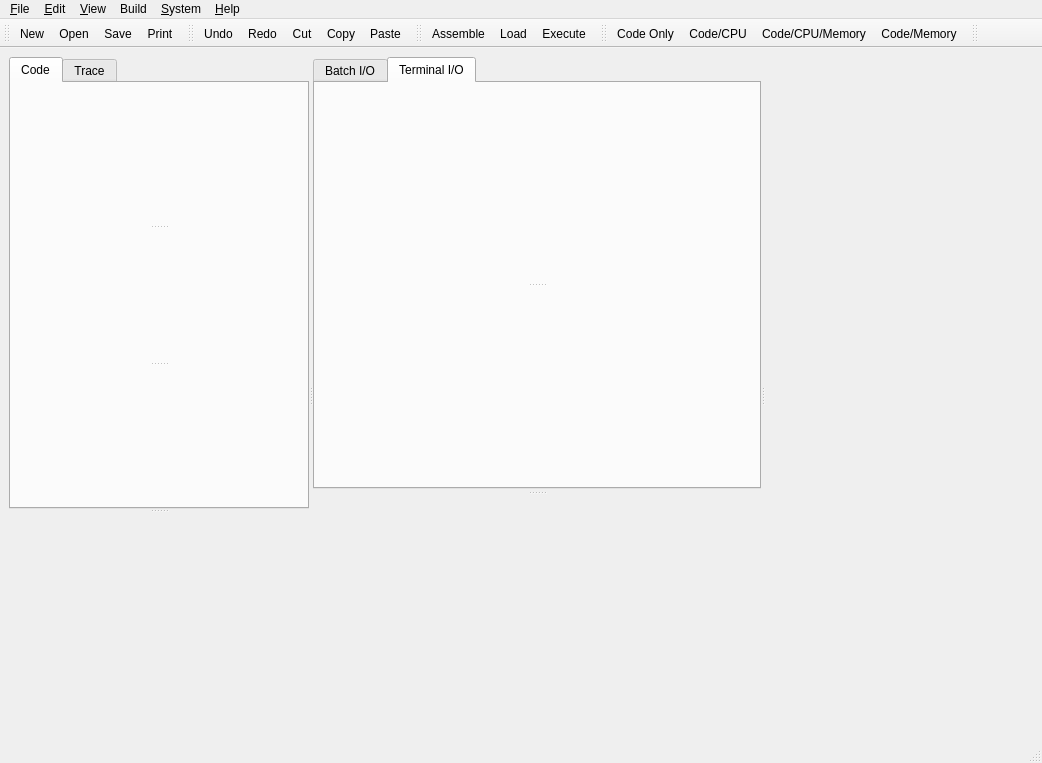
WarlockD/pep8-1, file pep8.ui: the form before one commit.
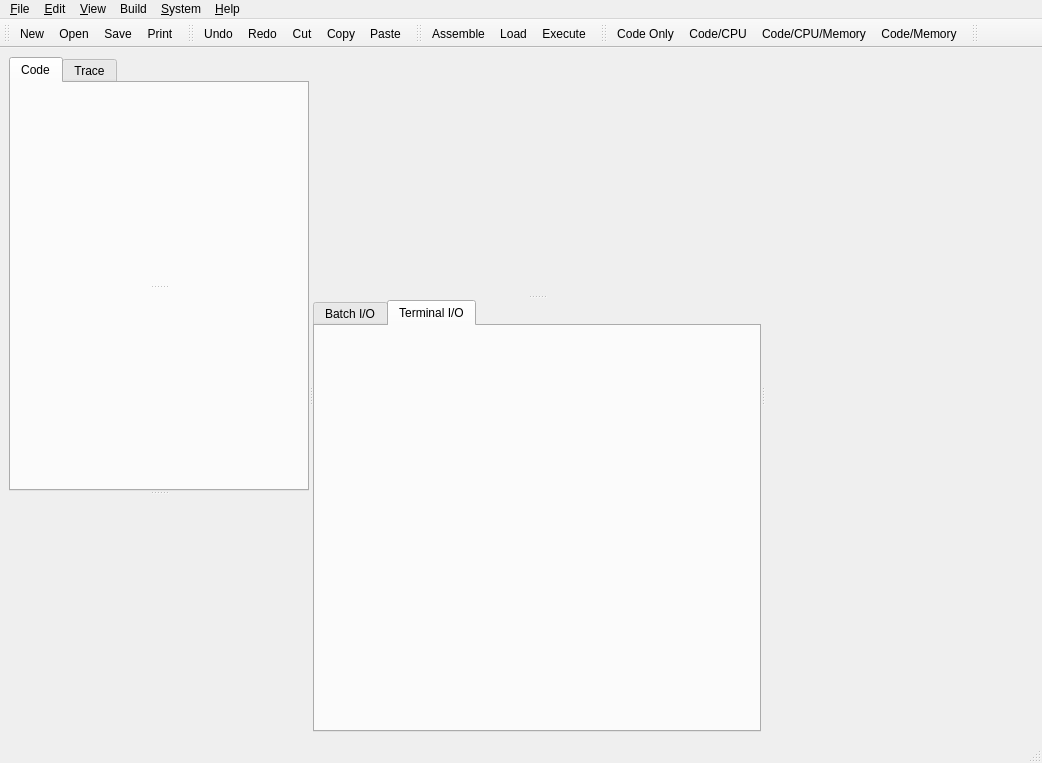
The form after the commit. The open tabs and pages were chosen to show the change. Icons and pictures are not drawn.

What changed in the file:
```diff
--- a/pep8.ui
+++ b/pep8.ui
@@ -61,9 +61,8 @@
             <property name="handleWidth" >
              <number>7</number>
             </property>
-            <widget class="QWidget" native="1" name="CppCodeWidgetSlot" />
-            <widget class="QWidget" native="1" name="SourceCodeWidgetSlot" />
-            <widget class="QWidget" native="1" name="ObjectCodeWidgetSlot" />
+            <widget class="QWidget" name="SourceCodeWidgetPane" native="true"/>
+            <widget class="QWidget" name="ObjectCodeWidgetPane" native="true"/>
            </widget>
           </item>
          </layout>
@@ -85,7 +84,7 @@
          </layout>
         </widget>
        </widget>
-       <widget class="QWidget" native="1" name="AssemblerListingWidgetSlot" />
+       <widget class="QWidget" name="AssemblerListingWidgetPane" native="true"/>
       </widget>
       <widget class="QSplitter" name="verticalSplitter_2" >
        <property name="minimumSize" >
@@ -100,9 +99,10 @@
        <property name="handleWidth" >
         <number>7</number>
        </property>
-       <widget class="QTabWidget" name="pepInputOutputTab" >
-        <property name="currentIndex" >
-         <number>0</number>
+       <widget class="QWidget" name="CpuWidgetPane" native="true"/>
+       <widget class="QTabWidget" name="pepInputOutputTab">
+        <property name="currentIndex">
+         <number>1</number>
         </property>
         <widget class="QWidget" name="pepBatchTab" >
          <attribute name="title" >
@@ -133,27 +133,25 @@
             <property name="orientation" >
              <enum>Qt::Vertical</enum>
             </property>
-            <widget class="QWidget" native="1" name="TerminalWidgetSlot" >
-             <property name="sizePolicy" >
-              <sizepolicy vsizetype="Preferred" hsizetype="Preferred" >
+            <widget class="QWidget" name="TerminalWidgetPane" native="true">
+             <property name="sizePolicy">
+              <sizepolicy hsizetype="Preferred" vsizetype="Preferred">
                <horstretch>0</horstretch>
                <verstretch>0</verstretch>
               </sizepolicy>
              </property>
-             <property name="maximumSize" >
+             <property name="maximumSize">
               <size>
                <width>16777215</width>
                <height>16777215</height>
               </size>
              </property>
             </widget>
-            <widget class="QWidget" native="1" name="unusedWidget_2" />
            </widget>
           </item>
          </layout>
         </widget>
        </widget>
-       <widget class="QWidget" native="1" name="CpuWidgetSlot" />
       </widget>
       <widget class="QWidget" native="1" name="MemoryDumpWidgetSlot" >
        <property name="minimumSize" >
```
Left out of the diff: 556 changed lines with no effect on the pictures.
